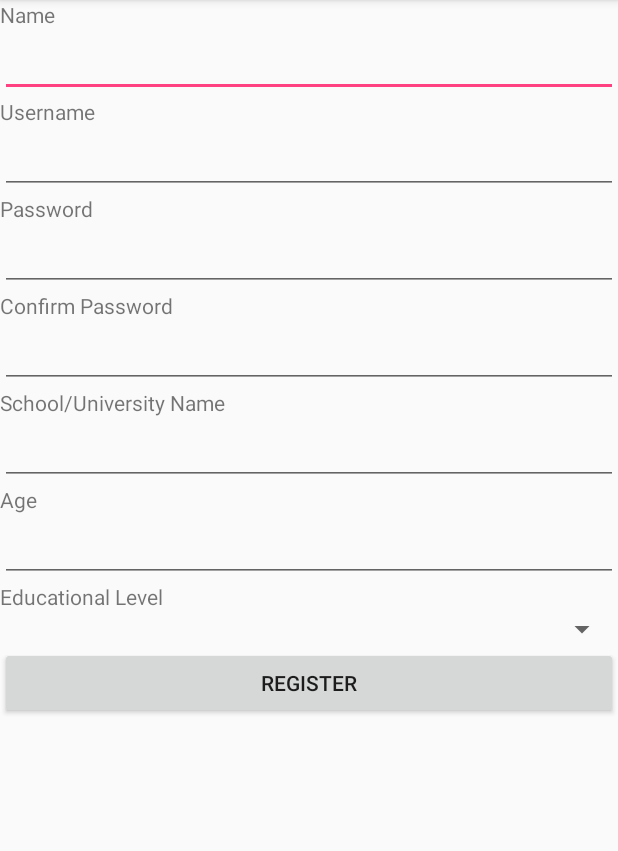
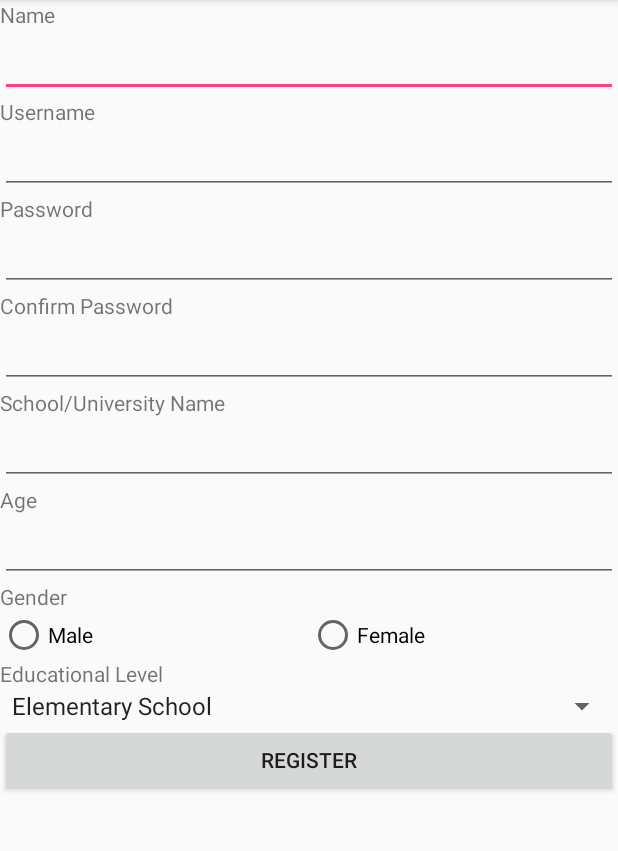
Before and after one commit to Nicholaskrs/BackToSchool, an Android app: the Register screen opened directly, with no data from a screen before it, on a phone screen of 412 x 824 dp, the part 84-935 px from its top. Run offline under Robolectric (Android 15) with nearby library versions, the phone set to English and light mode, and no system bars; our stand-ins replace Firebase (no records; nobody signed in at launch, a user with empty details on screens opened directly).

Commit message:
login register done(password not encrypted)

```diff
--- a/app/src/main/java/com/example/nicholas/backtoschool/MainActivity.java
+++ b/app/src/main/java/com/example/nicholas/backtoschool/MainActivity.java
@@ -12,5 +12,6 @@ public class MainActivity extends AppCompatActivity {
         setContentView(R.layout.activity_main);
         Intent intent = new Intent(MainActivity.this,Login.class);
         startActivity(intent);
+        finish();
     }
 }
--- a/app/src/main/java/com/example/nicholas/backtoschool/Register.java
+++ b/app/src/main/java/com/example/nicholas/backtoschool/Register.java
@@ -1,36 +1,105 @@
 package com.example.nicholas.backtoschool;
 
+import android.content.Intent;
 import android.support.v7.app.AppCompatActivity;
 import android.os.Bundle;
 import android.view.View;
 import android.widget.ArrayAdapter;
 import android.widget.Button;
 import android.widget.EditText;
+import android.widget.RadioButton;
+import android.widget.RadioGroup;
 import android.widget.Spinner;
 import android.widget.Toast;
+
+import com.example.nicholas.backtoschool.CustomAdapter.UserAdapter;
+import com.example.nicholas.backtoschool.FirebaseHelper.UserFirebaseHelper;
+import com.example.nicholas.backtoschool.Model.User;
+import com.google.firebase.database.DatabaseReference;
+import com.google.firebase.database.FirebaseDatabase;
 
 import java.util.ArrayList;
 import java.util.List;
 
-public class Register extends AppCompatActivity {
+public class Register extends AppCompatActivity implements View.OnClickListener{
 
     Spinner grade;
+    EditText txtusername,txtpassword,txtcpassword,txtname,txtage,txtschool;
+    private RadioGroup radioGroup;
+    private RadioButton radioButton;
+    Button btnRegister;
+    UserFirebaseHelper ufh;
+    DatabaseReference db;
+
     @Override
     protected void onCreate(Bundle savedInstanceState) {
         super.onCreate(savedInstanceState);
 
         setContentView(R.layout.activity_register);
-        grade.findViewById(R.id.cmbLevel);
+        grade=(Spinner)findViewById(R.id.cmbLevel);
+
+        btnRegister=(Button)findViewById(R.id.btnRegister);
+        btnRegister.setOnClickListener(this);
+        db = FirebaseDatabase.getInstance().getReference();
+        ufh=new UserFirebaseHelper(db);
         List<String> grades=new ArrayList<String>();
         grades.add("Elementary School");
         grades.add("Junior High School");
         grades.add("Senior High School");
         grades.add("University");
 
-         ArrayAdapter<String> gradesadapter=new ArrayAdapter<String>(this,android.R.layout.simple_spinner_item,grades);
+        ArrayAdapter<String> gradesadapter=new ArrayAdapter<String>(this,android.R.layout.simple_spinner_item,grades);
         gradesadapter.setDropDownViewResource(android.R.layout.simple_spinner_dropdown_item);
-          grade.setAdapter(gradesadapter);
+        grade.setAdapter(gradesadapter);
+        txtusername=(EditText) findViewById(R.id.txtUsername);
+        txtpassword=(EditText)findViewById(R.id.txtPassword);
+        txtcpassword=(EditText)findViewById(R.id.txtcPassword);
+        txtname=(EditText)findViewById(R.id.txtName);
+        txtage=(EditText)findViewById(R.id.txtAge);
+        txtschool=(EditText)findViewById(R.id.txtschool);
+        radioGroup=(RadioGroup)findViewById(R.id.rbggender);
+
 
 
     }
+
+    @Override
+    public void onClick(View view) {
+        if(txtname.getText().toString().trim().equals("")){
+            Toast.makeText(Register.this, "Name must be filled", Toast.LENGTH_SHORT).show();
+        }else if(txtusername.getText().toString().trim().equals("")){
+            Toast.makeText(Register.this, "Username must be filled", Toast.LENGTH_SHORT).show();
+        }else if(txtpassword.getText().toString().trim().equals("")){
+            Toast.makeText(Register.this, "Password must be filled", Toast.LENGTH_SHORT).show();
+        }else if(!txtpassword.getText().toString().equals(txtcpassword.getText().toString())){
+            Toast.makeText(Register.this, "Password and Confirm Password not match", Toast.LENGTH_SHORT).show();
+        }else if(txtschool.getText().toString().trim().equals("")){
+            Toast.makeText(Register.this, "School must be filled", Toast.LENGTH_SHORT).show();
+        }else if(Integer.parseInt(txtage.getText().toString())<=0){
+            Toast.makeText(Register.this, "Age Must More than 0", Toast.LENGTH_SHORT).show();
+        }else if(radioGroup.getCheckedRadioButtonId()==-1){
+            Toast.makeText(Register.this, "Gender must be selected", Toast.LENGTH_SHORT).show();
+        }else if(grade.getSelectedItem()==null){
+            Toast.makeText(Register.this, "Education Level must be selected", Toast.LENGTH_SHORT).show();
+        }else if(ufh.uservalid(txtusername.getText().toString().trim())){
+            Toast.makeText(Register.this, "Username is already taken please take another username", Toast.LENGTH_SHORT).show();
+        }
+        else {
+
+            int selectedId = radioGroup.getCheckedRadioButtonId();
+            radioButton = (RadioButton) findViewById(selectedId);
+            User u = new User();
+            u.setAge(Integer.parseInt(txtage.getText().toString().trim()));
+            u.setEducationalLevel(grade.getSelectedItem().toString().trim());
+            u.setName(txtname.getText().toString().trim());
+            u.setPassword(txtpassword.getText().toString().trim());
+            u.setUsername(txtusername.getText().toString().trim());
+            u.setGender(radioButton.getText().toString().trim());
+            ufh.savedata(u);
+            Toast.makeText(Register.this, "Success Register!!", Toast.LENGTH_SHORT).show();
+            Intent intent = new Intent(Register.this,Login.class);
+            startActivity(intent);
+            finish();
+        }
+    }
 }
--- a/app/src/main/res/layout/activity_register.xml
+++ b/app/src/main/res/layout/activity_register.xml
@@ -1,79 +1,130 @@
-
-<LinearLayout xmlns:android="http://schemas.android.com/apk/res/android"
+<ScrollView xmlns:android="http://schemas.android.com/apk/res/android"
     xmlns:app="http://schemas.android.com/apk/res-auto"
     xmlns:tools="http://schemas.android.com/tools"
-    android:orientation="vertical"
+    android:layout_width="match_parent"
+    android:layout_height="match_parent">
+
+    <LinearLayout
+        android:layout_width="match_parent"
         android:layout_height="match_parent"
-    android:layout_width="match_parent"
-    >
+        android:orientation="vertical">
+
         <TextView
             android:layout_width="wrap_content"
-        android:text="Name"
-        android:layout_height="wrap_content" />
+            android:layout_height="wrap_content"
+            android:text="Name" />
+
         <EditText
             android:id="@+id/txtName"
             android:layout_width="match_parent"
             android:layout_height="wrap_content" />
+
         <TextView
             android:layout_width="wrap_content"
-        android:text="Username"
+            android:layout_height="wrap_content"
             android:inputType="textEmailAddress"
-        android:layout_height="wrap_content" />
+            android:text="Username" />
+
         <EditText
             android:id="@+id/txtUsername"
             android:layout_width="match_parent"
             android:layout_height="wrap_content" />
+
         <TextView
             android:layout_width="wrap_content"
-        android:text="Password"
-        android:layout_height="wrap_content" />
+            android:layout_height="wrap_content"
+            android:text="Password" />
+
         <EditText
             android:id="@+id/txtPassword"
             android:layout_width="match_parent"
-        android:inputType="textPassword"
-        android:layout_height="wrap_content" />
+            android:layout_height="wrap_content"
+            android:inputType="textPassword" />
+
         <TextView
             android:layout_width="wrap_content"
-        android:text="Confirm Password"
-        android:layout_height="wrap_content" />
+            android:layout_height="wrap_content"
+            android:text="Confirm Password" />
+
         <EditText
             android:id="@+id/txtcPassword"
             android:layout_width="match_parent"
-        android:inputType="textPassword"
-        android:layout_height="wrap_content" />
+            android:layout_height="wrap_content"
+            android:inputType="textPassword" />
+
         <TextView
             android:layout_width="wrap_content"
-        android:text="School/University Name"
-        android:layout_height="wrap_content" />
+            android:layout_height="wrap_content"
+            android:text="School/University Name" />
+
         <EditText
             android:id="@+id/txtschool"
             android:layout_width="match_parent"
             android:layout_height="wrap_content" />
+
         <TextView
             android:layout_width="wrap_content"
-        android:text="Age"
-        android:layout_height="wrap_content" />
+            android:layout_height="wrap_content"
+            android:text="Age" />
+
         <EditText
             android:id="@+id/txtAge"
             android:layout_width="match_parent"
-        android:inputType="number"
-        android:layout_height="wrap_content" />
+            android:layout_height="wrap_content"
+            android:inputType="number" />
 
         <TextView
+            android:id="@+id/textView"
             android:layout_width="wrap_content"
-        android:text="Educational Level"
-        android:layout_height="wrap_content" />
+            android:layout_height="wrap_content"
+            android:text="Gender"
+            android:textAppearance="?android:attr/textAppearanceSmall" />
 
-    <Spinner
+        <GridLayout
+            android:layout_width="match_parent"
+            android:layout_height="match_parent"
+            android:layout_gravity="center_horizontal"></GridLayout>
+
+
+
+
+
+        <RadioGroup
+            android:id="@+id/rbggender"
             android:layout_width="match_parent"
             android:layout_height="wrap_content"
+            android:weightSum="2"
+            android:orientation="horizontal">
+
+            <RadioButton
+                android:id="@+id/rbMale"
+                android:layout_width="0dp"
+                android:layout_height="wrap_content"
+                android:layout_weight="1"
+                android:text="Male" />
+
+            <RadioButton
+                android:id="@+id/rbFemale"
+                android:layout_width="0dp"
+                android:layout_height="wrap_content"
+                android:layout_weight="1"
+                android:text="Female" />
+        </RadioGroup>
+        <TextView
+            android:layout_width="wrap_content"
+            android:layout_height="wrap_content"
+            android:text="Educational Level" />
+        <Spinner
             android:id="@+id/cmbLevel"
+            android:layout_width="match_parent"
+            android:layout_height="wrap_content"
             android:spinnerMode="dropdown" />
 
         <Button
             android:id="@+id/btnRegister"
-        android:text="Register"
             android:layout_width="match_parent"
-        android:layout_height="wrap_content" />
+            android:layout_height="wrap_content"
+            android:text="Register" />
 
     </LinearLayout>
+</ScrollView>
```
Also changed, not shown: app/src/main/java/com/example/nicholas/backtoschool/FirebaseHelper/UserFirebaseHelper.java (+9 -0 lines), app/src/main/java/com/example/nicholas/backtoschool/Login.java (+4 -7 lines), app/src/main/java/com/example/nicholas/backtoschool/Model/User.java (+9 -1 lines). Lines whose indentation alone changed are shown as unchanged.
